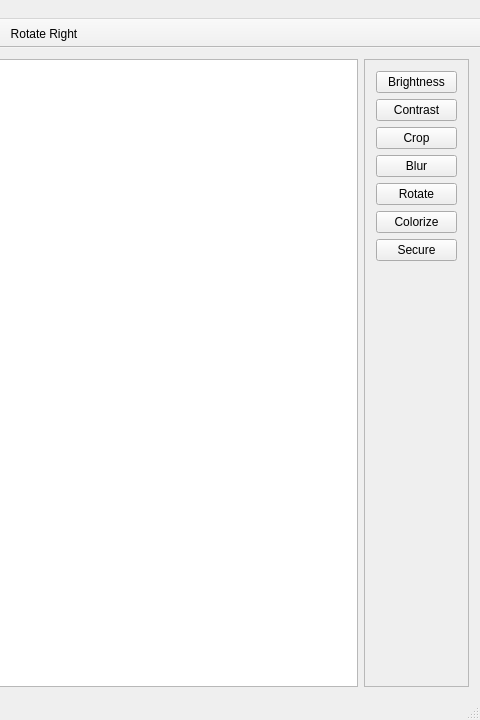
First picture: the form in src/gui/mainwindow.ui, repository CervecerosCodigo/CCIMP, before the edit; both pictures show x 800 to 1280 and y 0 to 720 of the 1280 by 720 pixel window.
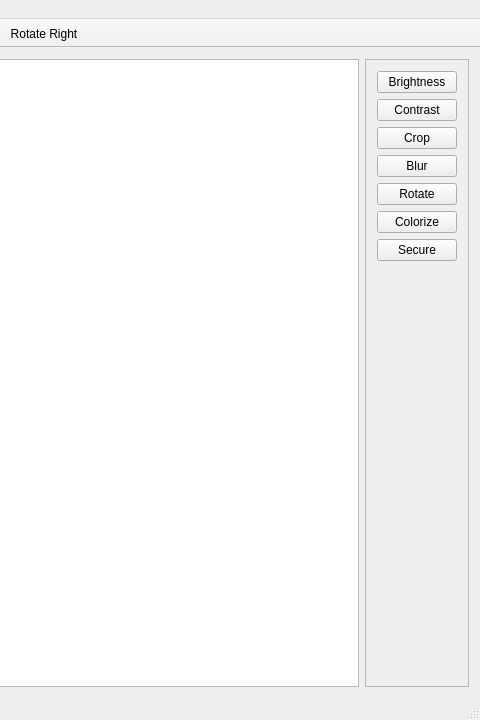
Second picture: the form after the edit. Icons and pictures are not drawn.

Commit message: Knappelayout for tools i mainwindow er fikset

The edit to the form file:
```diff
--- a/src/gui/mainwindow.ui
+++ b/src/gui/mainwindow.ui
@@ -22,9 +22,9 @@
     <item row="0" column="0">
      <layout class="QGridLayout" name="gridLayout_5">
       <item row="0" column="0">
-       <layout class="QGridLayout" name="gridLayout_4">
+       <layout class="QGridLayout" name="gridLayout_2">
         <item row="0" column="0">
-         <layout class="QGridLayout" name="gridLayout">
+         <layout class="QGridLayout" name="gridLayout_3">
           <item row="0" column="0">
            <widget class="QTreeView" name="treeView">
             <property name="sizePolicy">
@@ -63,86 +63,28 @@
        </layout>
       </item>
       <item row="0" column="1">
-       <widget class="QScrollArea" name="scrollArea">
+       <widget class="QFrame" name="frame">
         <property name="sizePolicy">
-         <sizepolicy hsizetype="Preferred" vsizetype="Expanding">
+         <sizepolicy hsizetype="Preferred" vsizetype="Preferred">
           <horstretch>0</horstretch>
           <verstretch>0</verstretch>
          </sizepolicy>
         </property>
-        <property name="minimumSize">
-         <size>
-          <width>105</width>
-          <height>0</height>
-         </size>
-        </property>
         <property name="frameShape">
          <enum>QFrame::StyledPanel</enum>
         </property>
         <property name="frameShadow">
-         <enum>QFrame::Plain</enum>
+         <enum>QFrame::Raised</enum>
         </property>
-        <property name="widgetResizable">
-         <bool>true</bool>
-        </property>
-        <widget class="QWidget" name="scrollAreaWidgetContents">
-         <property name="geometry">
-          <rect>
-           <x>0</x>
-           <y>0</y>
-           <width>103</width>
-           <height>617</height>
-          </rect>
-         </property>
-         <property name="acceptDrops">
-          <bool>false</bool>
-         </property>
-         <layout class="QGridLayout" name="gridLayout_3">
+        <layout class="QGridLayout" name="gridLayout_4">
           <item row="0" column="0">
-           <layout class="QGridLayout" name="gridLayout_2">
-            <item row="4" column="0">
-             <widget class="QPushButton" name="rotateButton">
-              <property name="sizePolicy">
-               <sizepolicy hsizetype="Expanding" vsizetype="Fixed">
-                <horstretch>0</horstretch>
-                <verstretch>0</verstretch>
-               </sizepolicy>
-              </property>
-              <property name="text">
-               <string>Rotate</string>
-              </property>
-             </widget>
-            </item>
-            <item row="5" column="0">
-             <widget class="QPushButton" name="colorBalanceButton">
-              <property name="sizePolicy">
-               <sizepolicy hsizetype="Expanding" vsizetype="Fixed">
-                <horstretch>0</horstretch>
-                <verstretch>0</verstretch>
-               </sizepolicy>
-              </property>
-              <property name="text">
-               <string>Colorize</string>
-              </property>
-             </widget>
-            </item>
-            <item row="2" column="0">
-             <widget class="QPushButton" name="cropButton">
-              <property name="sizePolicy">
-               <sizepolicy hsizetype="Expanding" vsizetype="Fixed">
-                <horstretch>0</horstretch>
-                <verstretch>0</verstretch>
-               </sizepolicy>
-              </property>
-              <property name="text">
-               <string>Crop</string>
-              </property>
-             </widget>
-            </item>
+          <layout class="QGridLayout" name="gridLayout">
             <item row="0" column="0">
+            <layout class="QVBoxLayout" name="verticalLayout">
+             <item>
              <widget class="QPushButton" name="brightnessButton">
               <property name="sizePolicy">
-               <sizepolicy hsizetype="Expanding" vsizetype="Fixed">
+                <sizepolicy hsizetype="Preferred" vsizetype="Fixed">
                 <horstretch>0</horstretch>
                 <verstretch>0</verstretch>
                </sizepolicy>
@@ -158,7 +100,87 @@
               </property>
              </widget>
             </item>
-            <item row="7" column="0">
+             <item>
+              <widget class="QPushButton" name="contrastButton">
+               <property name="sizePolicy">
+                <sizepolicy hsizetype="Preferred" vsizetype="Fixed">
+                 <horstretch>0</horstretch>
+                 <verstretch>0</verstretch>
+                </sizepolicy>
+               </property>
+               <property name="text">
+                <string>Contrast</string>
+               </property>
+              </widget>
+             </item>
+             <item>
+              <widget class="QPushButton" name="cropButton">
+               <property name="sizePolicy">
+                <sizepolicy hsizetype="Preferred" vsizetype="Fixed">
+                 <horstretch>0</horstretch>
+                 <verstretch>0</verstretch>
+                </sizepolicy>
+               </property>
+               <property name="text">
+                <string>Crop</string>
+               </property>
+              </widget>
+             </item>
+             <item>
+              <widget class="QPushButton" name="blurButton">
+               <property name="sizePolicy">
+                <sizepolicy hsizetype="Preferred" vsizetype="Fixed">
+                 <horstretch>0</horstretch>
+                 <verstretch>0</verstretch>
+                </sizepolicy>
+               </property>
+               <property name="text">
+                <string>Blur</string>
+               </property>
+              </widget>
+             </item>
+             <item>
+              <widget class="QPushButton" name="rotateButton">
+               <property name="sizePolicy">
+                <sizepolicy hsizetype="Preferred" vsizetype="Fixed">
+                 <horstretch>0</horstretch>
+                 <verstretch>0</verstretch>
+                </sizepolicy>
+               </property>
+               <property name="text">
+                <string>Rotate</string>
+               </property>
+              </widget>
+             </item>
+             <item>
+              <widget class="QPushButton" name="colorBalanceButton">
+               <property name="sizePolicy">
+                <sizepolicy hsizetype="Preferred" vsizetype="Fixed">
+                 <horstretch>0</horstretch>
+                 <verstretch>0</verstretch>
+                </sizepolicy>
+               </property>
+               <property name="text">
+                <string>Colorize</string>
+               </property>
+              </widget>
+             </item>
+             <item>
+              <widget class="QPushButton" name="encipherButton">
+               <property name="sizePolicy">
+                <sizepolicy hsizetype="Preferred" vsizetype="Fixed">
+                 <horstretch>0</horstretch>
+                 <verstretch>0</verstretch>
+                </sizepolicy>
+               </property>
+               <property name="text">
+                <string>Secure</string>
+               </property>
+              </widget>
+             </item>
+            </layout>
+           </item>
+           <item row="1" column="0">
              <spacer name="verticalSpacer">
               <property name="orientation">
                <enum>Qt::Vertical</enum>
@@ -171,49 +193,9 @@
               </property>
              </spacer>
             </item>
-            <item row="1" column="0">
-             <widget class="QPushButton" name="contrastButton">
-              <property name="sizePolicy">
-               <sizepolicy hsizetype="Expanding" vsizetype="Fixed">
-                <horstretch>0</horstretch>
-                <verstretch>0</verstretch>
-               </sizepolicy>
-              </property>
-              <property name="text">
-               <string>Contrast</string>
-              </property>
-             </widget>
-            </item>
-            <item row="3" column="0">
-             <widget class="QPushButton" name="blurButton">
-              <property name="sizePolicy">
-               <sizepolicy hsizetype="Expanding" vsizetype="Fixed">
-                <horstretch>0</horstretch>
-                <verstretch>0</verstretch>
-               </sizepolicy>
-              </property>
-              <property name="text">
-               <string>Blur</string>
-              </property>
-             </widget>
-            </item>
-            <item row="6" column="0">
-             <widget class="QPushButton" name="encipherButton">
-              <property name="sizePolicy">
-               <sizepolicy hsizetype="Expanding" vsizetype="Fixed">
-                <horstretch>0</horstretch>
-                <verstretch>0</verstretch>
-               </sizepolicy>
-              </property>
-              <property name="text">
-               <string>Secure</string>
-              </property>
-             </widget>
-            </item>
            </layout>
           </item>
          </layout>
-        </widget>
        </widget>
       </item>
      </layout>
```
Lines whose indentation alone changed are shown as unchanged.
